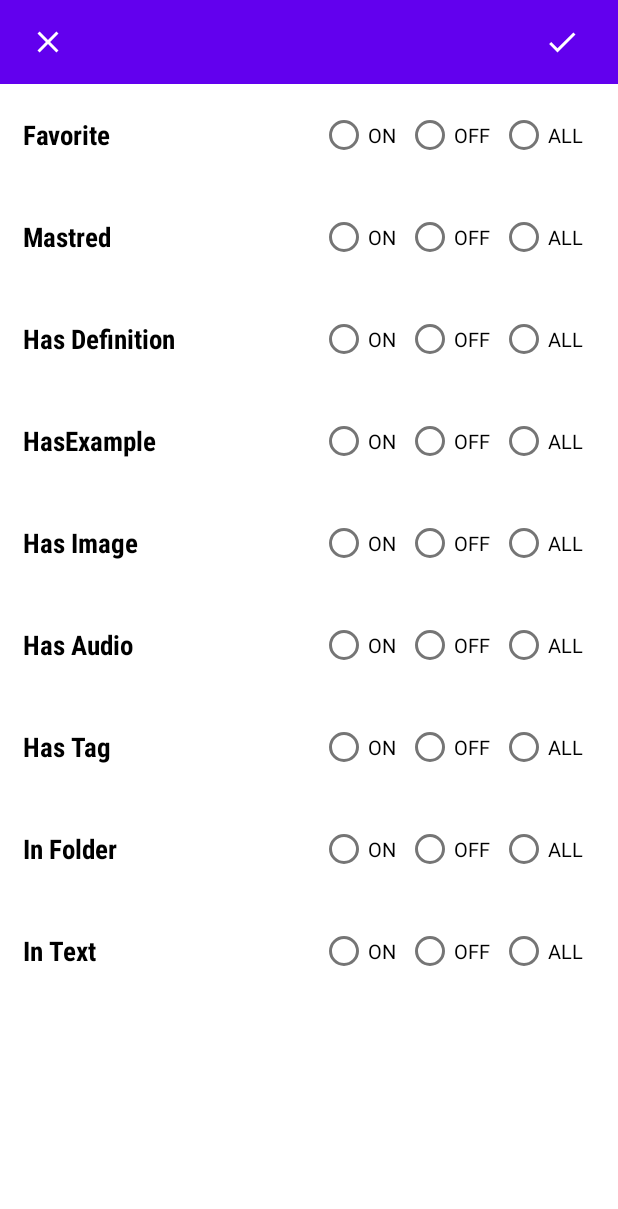
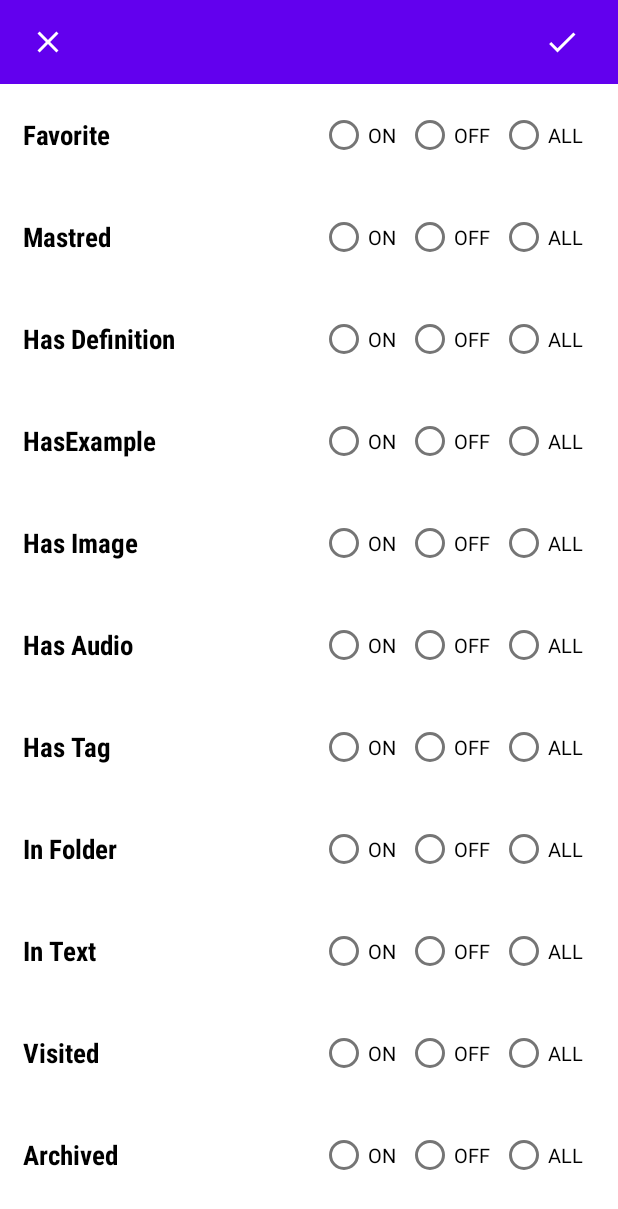
Before and after one commit to ayoubHam2000/EnglishByText, an Android app: the layout d_filter_word_list.xml on its own in the app's theme, with its tools: preview values and no code run, on a phone screen of 412 x 824 dp. Shown: the top 1209 px of the screen. Run offline under Robolectric (Android 15) with nearby library versions, the light colour scheme and no system bars.

Commit message:
-skip right and left, archived, visited, mastered, filter with archived and visited

```diff
--- a/app/src/main/java/com/example/englishbytext/Classes/Objects/D_filter_word_list.kt
+++ b/app/src/main/java/com/example/englishbytext/Classes/Objects/D_filter_word_list.kt
@@ -63,6 +63,8 @@ class D_filter_word_list(
             if(getItemAt(6, i).isChecked) filterData.hasTag = FilterData.getOptionType(i)
             if(getItemAt(7, i).isChecked) filterData.hasFolder = FilterData.getOptionType(i)
             if(getItemAt(8, i).isChecked) filterData.hasText = FilterData.getOptionType(i)
+            if(getItemAt(9, i).isChecked) filterData.isVisited = FilterData.getOptionType(i)
+            if(getItemAt(10, i).isChecked) filterData.isArchived = FilterData.getOptionType(i)
         }
 
 
@@ -79,6 +81,8 @@ class D_filter_word_list(
             if(filterData.hasTag == FilterData.getOptionType(i)) getItemAt(6, i).isChecked = true
             if(filterData.hasFolder == FilterData.getOptionType(i)) getItemAt(7, i).isChecked = true
             if(filterData.hasText == FilterData.getOptionType(i)) getItemAt(8, i).isChecked = true
+            if(filterData.isVisited == FilterData.getOptionType(i)) getItemAt(9, i).isChecked = true
+            if(filterData.isArchived == FilterData.getOptionType(i)) getItemAt(10, i).isChecked = true
         }
 
     }
--- a/app/src/main/java/com/example/englishbytext/Classes/schemas/FilterData.kt
+++ b/app/src/main/java/com/example/englishbytext/Classes/schemas/FilterData.kt
@@ -17,6 +17,8 @@ class FilterData {
     var hasFolder = Options.ALL
     var hasTag = Options.ALL
     var hasText = Options.ALL
+    var isArchived = Options.OFF
+    var isVisited = Options.ALL
 
     var onRegex = MainSetting.onRegexSearch.get()
     var searchWord = ""
--- a/app/src/main/java/com/example/englishbytext/Classes/schemas/Word.kt
+++ b/app/src/main/java/com/example/englishbytext/Classes/schemas/Word.kt
@@ -4,5 +4,5 @@ class Word (
     val name : String,
 
     var isFavorite : Boolean = false,
-    var isKnown : Boolean = false
+    var isKnown : Int = 0
 )
--- a/app/src/main/java/com/example/englishbytext/Fragments/F_Statistic.kt
+++ b/app/src/main/java/com/example/englishbytext/Fragments/F_Statistic.kt
@@ -62,7 +62,9 @@ class F_Statistic : MyFragment() {
             val imageWordsNbr = DataBaseServices.tableCountByQuery("SELECT distinct $A_word FROM $T_images")
             val audioWordsNbr = DataBaseServices.tableCountByQuery("SELECT distinct $A_word FROM $T_audios")
             val relatedWordsNbr = DataBaseServices.tableCountByQuery("select $A_word from $T_relatedWord union select $A_related from $T_relatedWord")
-            val masteredWords = DataBaseServices.tableCountByQuery("select $A_word from $T_words where $A_isKnown = 1")
+            val masteredWords = DataBaseServices.tableCountByQuery("select $A_word from $T_words where $A_isKnown = 4")
+            val archivedWords = DataBaseServices.tableCountByQuery("select $A_word from $T_words where $A_isKnown = 1")
+            val visitedWords = DataBaseServices.tableCountByQuery("select $A_word from $T_words where $A_isKnown != 0")
 
             theValues["Total Words"] = totalWords
             theValues["Total Tags"] = tagsNbr
@@ -76,6 +78,8 @@ class F_Statistic : MyFragment() {
             theValues["Total Words With Audios"] = audioWordsNbr
             theValues["Total Related Word"] = relatedWordsNbr
             theValues["Total Mastered Words"] = masteredWords
+            theValues["Total Archived Words"] = archivedWords
+            theValues["Total Visited Words"] = visitedWords
 
 
             Handler(gContext.mainLooper).post{
--- a/app/src/main/res/layout/d_filter_word_list.xml
+++ b/app/src/main/res/layout/d_filter_word_list.xml
@@ -535,6 +535,120 @@
 
             </LinearLayout>
 
+            <LinearLayout
+                android:layout_width="match_parent"
+                android:layout_height="wrap_content"
+                android:orientation="horizontal"
+                android:gravity="center_vertical"
+                android:layout_marginHorizontal="10dp"
+                android:layout_marginVertical="10dp"
+                >
+
+                <TextView
+                    android:layout_width="wrap_content"
+                    android:layout_height="wrap_content"
+                    android:text="Visited"
+                    android:layout_weight="1"
+                    android:layout_marginStart="5dp"
+                    android:textStyle="bold"
+                    android:fontFamily="sans-serif-condensed"
+                    android:textSize="18sp"
+                    android:textColor="@color/black"
+                    />
+
+                <RadioGroup
+                    android:layout_width="wrap_content"
+                    android:layout_height="wrap_content"
+                    android:orientation="horizontal"
+                    android:layout_marginHorizontal="10dp"
+                    >
+
+                    <RadioButton
+                        android:layout_width="wrap_content"
+                        android:layout_height="wrap_content"
+                        android:textSize="13sp"
+                        android:layout_marginHorizontal="3dp"
+                        android:text="ON"
+                        />
+
+                    <RadioButton
+                        android:layout_width="wrap_content"
+                        android:layout_height="wrap_content"
+                        android:textSize="13sp"
+                        android:layout_marginHorizontal="3dp"
+                        android:text="OFF"
+                        />
+
+                    <RadioButton
+                        android:layout_width="wrap_content"
+                        android:layout_height="wrap_content"
+                        android:textSize="13sp"
+                        android:layout_marginHorizontal="3dp"
+                        android:text="ALL"
+                        />
+
+
+                </RadioGroup>
+
+            </LinearLayout>
+
+            <LinearLayout
+                android:layout_width="match_parent"
+                android:layout_height="wrap_content"
+                android:orientation="horizontal"
+                android:gravity="center_vertical"
+                android:layout_marginHorizontal="10dp"
+                android:layout_marginVertical="10dp"
+                >
+
+                <TextView
+                    android:layout_width="wrap_content"
+                    android:layout_height="wrap_content"
+                    android:text="Archived"
+                    android:layout_weight="1"
+                    android:layout_marginStart="5dp"
+                    android:textStyle="bold"
+                    android:fontFamily="sans-serif-condensed"
+                    android:textSize="18sp"
+                    android:textColor="@color/black"
+                    />
+
+                <RadioGroup
+                    android:layout_width="wrap_content"
+                    android:layout_height="wrap_content"
+                    android:orientation="horizontal"
+                    android:layout_marginHorizontal="10dp"
+                    >
+
+                    <RadioButton
+                        android:layout_width="wrap_content"
+                        android:layout_height="wrap_content"
+                        android:textSize="13sp"
+                        android:layout_marginHorizontal="3dp"
+                        android:text="ON"
+                        />
+
+                    <RadioButton
+                        android:layout_width="wrap_content"
+                        android:layout_height="wrap_content"
+                        android:textSize="13sp"
+                        android:layout_marginHorizontal="3dp"
+                        android:text="OFF"
+                        />
+
+                    <RadioButton
+                        android:layout_width="wrap_content"
+                        android:layout_height="wrap_content"
+                        android:textSize="13sp"
+                        android:layout_marginHorizontal="3dp"
+                        android:text="ALL"
+                        />
+
+
+                </RadioGroup>
+
+            </LinearLayout>
+
         </LinearLayout>
 
     </ScrollView>
--- a/app/src/main/res/layout/f_statistic.xml
+++ b/app/src/main/res/layout/f_statistic.xml
@@ -8,6 +8,10 @@
     <TextView
         android:id="@+id/statisticTextView"
         android:layout_width="match_parent"
-        android:layout_height="match_parent"/>
+        android:layout_height="match_parent"
+        android:fontFamily="sans-serif"
+        android:textSize="14sp"
+        android:layout_margin="10dp"
+        />
 
 </FrameLayout>
--- a/app/src/main/res/values-night/colors.xml
+++ b/app/src/main/res/values-night/colors.xml
@@ -23,4 +23,9 @@
 
     <color name="folder_item_background">#B34F43</color>
 
+    <color name="master_word_active">#FFC100</color>
+    <color name="master_word">#FFFFFF</color>
+    <color name="visited_word">#B3FF00</color>
+    <color name="archived_word">#6A6A6A</color>
+
 </resources>
--- a/app/src/main/res/values/colors.xml
+++ b/app/src/main/res/values/colors.xml
@@ -78,7 +78,9 @@
     <color name="green1">#FF018786</color>
     <color name="abs_white">#FFFFFF</color>
     <color name="master_word_active">#FFC100</color>
-    <color name="master_word">#FFFFFF</color>
+    <color name="master_word">#292828</color>
+    <color name="visited_word">#B3FF00</color>
+    <color name="archived_word">#6A6A6A</color>
 
     <color name="transparentForWordInfo">#74000000</color>
 
```
Also changed, not shown: app/src/main/java/com/example/englishbytext/Adapters/A_Cards_Practice.kt (+42 -9 lines), app/src/main/java/com/example/englishbytext/Adapters/A_WordList.kt (+23 -5 lines), app/src/main/java/com/example/englishbytext/Fragments/F_WordEdit.kt (+15 -5 lines), app/src/main/java/com/example/englishbytext/Objects/DataBaseServices.kt (+17 -5 lines), app/src/main/java/com/example/englishbytext/Objects/WordsManagement.kt (+5 -3 lines), app/src/main/java/com/example/englishbytext/Utilites/DataBaseConst.kt (+8 -1 lines), app/src/main/res/drawable/skip_right.xml (added, +10 -0 lines), app/src/main/res/layout/a_cards_practice_item.xml (+27 -1 lines).
